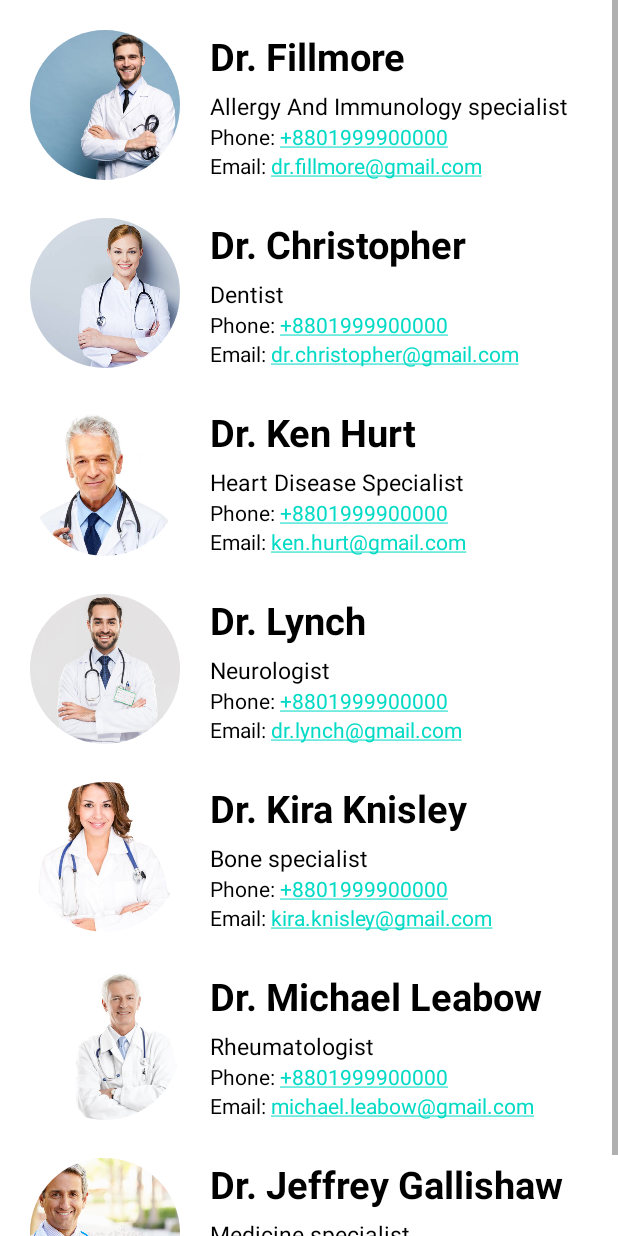
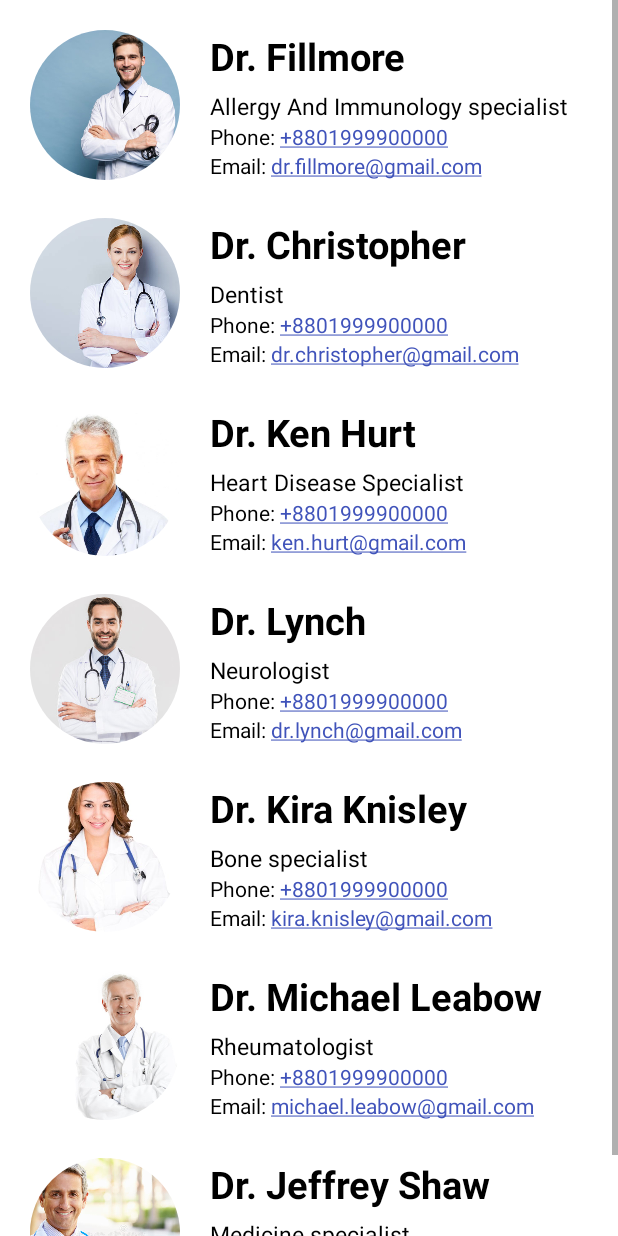
Before and after one commit to Isfaf-Uz-Zaman/HealthyLife, an Android app: the DoctorDetails screen opened directly, with no data from a screen before it, on a phone screen of 412 x 824 dp. Run offline under Robolectric (Android 15) with nearby library versions, the phone set to English and light mode, and no system bars; our stand-ins replace CircleImageView.

Commit message:
autoLink color added

```diff
--- a/app/src/main/res/layout/activity_doctor_details.xml
+++ b/app/src/main/res/layout/activity_doctor_details.xml
@@ -63,6 +63,7 @@
                     android:layout_height="wrap_content"
                     android:text="Phone: +8801999900000"
                     android:autoLink="phone"
+                    android:textColorLink="#4053BA"
                     android:textColor="@color/black"
                     />
                 <TextView
@@ -70,6 +71,7 @@
                     android:layout_height="wrap_content"
                     android:text="Email: dr.fillmore@gmail.com"
                     android:autoLink="email"
+                    android:textColorLink="#4053BA"
                     android:textColor="@color/black"/>
 
             </LinearLayout>
@@ -130,12 +132,14 @@
                     android:layout_height="wrap_content"
                     android:textColor="@color/black"
                     android:text="Phone: +8801999900000"
+                    android:textColorLink="#4053BA"
                     android:autoLink="phone"
                     />
                 <TextView
                     android:layout_width="wrap_content"
                     android:layout_height="wrap_content"
                     android:textColor="@color/black"
+                    android:textColorLink="#4053BA"
                     android:text="Email: dr.christopher@gmail.com"
                     android:autoLink="email"/>
 
@@ -197,6 +201,7 @@
                     android:layout_width="wrap_content"
                     android:layout_height="wrap_content"
                     android:textColor="@color/black"
+                    android:textColorLink="#4053BA"
                     android:text="Phone: +8801999900000"
                     android:autoLink="phone"
                     />
@@ -204,6 +209,7 @@
                     android:layout_width="wrap_content"
                     android:layout_height="wrap_content"
                     android:textColor="@color/black"
+                    android:textColorLink="#4053BA"
                     android:text="Email: ken.hurt@gmail.com"
                     android:autoLink="email"/>
 
@@ -265,6 +271,7 @@
                     android:layout_width="wrap_content"
                     android:layout_height="wrap_content"
                     android:textColor="@color/black"
+                    android:textColorLink="#4053BA"
                     android:text="Phone: +8801999900000"
                     android:autoLink="phone"
                     />
@@ -272,6 +279,7 @@
                     android:layout_width="wrap_content"
                     android:layout_height="wrap_content"
                     android:textColor="@color/black"
+                    android:textColorLink="#4053BA"
                     android:text="Email: dr.lynch@gmail.com"
                     android:autoLink="email"/>
 
@@ -333,6 +341,7 @@
                     android:layout_width="wrap_content"
                     android:layout_height="wrap_content"
                     android:textColor="@color/black"
+                    android:textColorLink="#4053BA"
                     android:text="Phone: +8801999900000"
                     android:autoLink="phone"
                     />
@@ -340,6 +349,7 @@
                     android:layout_width="wrap_content"
                     android:layout_height="wrap_content"
                     android:textColor="@color/black"
+                    android:textColorLink="#4053BA"
                     android:text="Email: kira.knisley@gmail.com"
                     android:autoLink="email"/>
 
@@ -401,6 +411,7 @@
                     android:layout_width="wrap_content"
                     android:layout_height="wrap_content"
                     android:textColor="@color/black"
+                    android:textColorLink="#4053BA"
                     android:text="Phone: +8801999900000"
                     android:autoLink="phone"
                     />
@@ -408,6 +419,7 @@
                     android:layout_width="wrap_content"
                     android:layout_height="wrap_content"
                     android:textColor="@color/black"
+                    android:textColorLink="#4053BA"
                     android:text="Email: michael.leabow@gmail.com"
                     android:autoLink="email"/>
 
@@ -450,7 +462,7 @@
                     android:id="@+id/personName7"
                     android:layout_width="wrap_content"
                     android:layout_height="wrap_content"
-                    android:text="Dr. Jeffrey Gallishaw"
+                    android:text="Dr. Jeffrey Shaw"
                     android:textColor="@color/black"
                     android:textSize="25sp"
                     android:textStyle="bold"/>
@@ -468,6 +480,7 @@
                     android:layout_width="wrap_content"
                     android:layout_height="wrap_content"
                     android:textColor="@color/black"
+                    android:textColorLink="#4053BA"
                     android:text="Phone: +8801999900000"
                     android:autoLink="phone"
                     />
@@ -475,7 +488,8 @@
                     android:layout_width="wrap_content"
                     android:layout_height="wrap_content"
                     android:textColor="@color/black"
-                    android:text="Email: jeffrey.gallishaw@gmail.com"
+                    android:textColorLink="#4053BA"
+                    android:text="Email: jeffrey.shaw@gmail.com"
                     android:autoLink="email"/>
 
             </LinearLayout>
```
